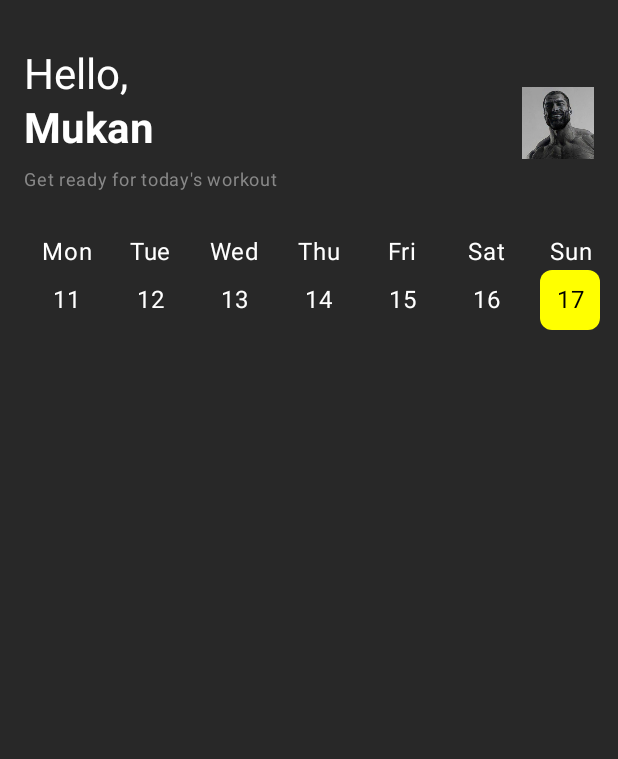
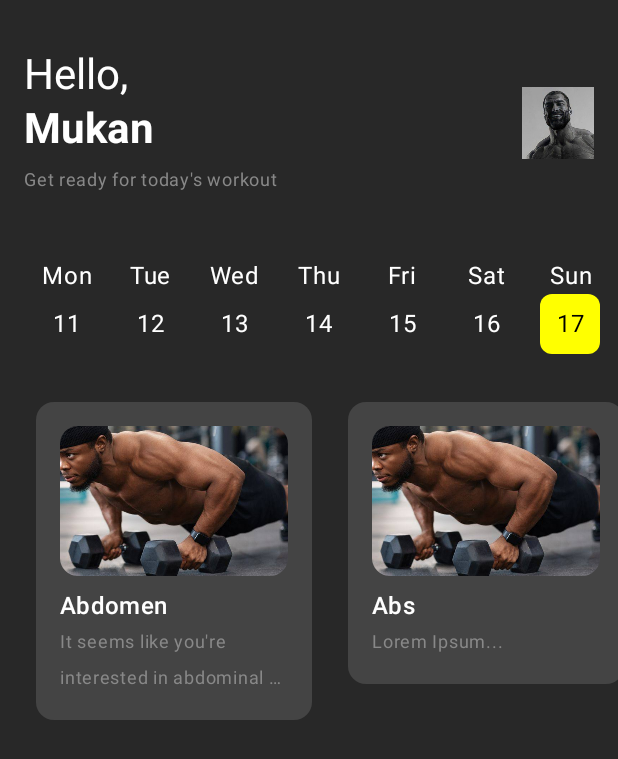
Before and after one commit to Choppa2077/FinalProjectAndroid, an Android app built with Jetpack Compose: the screen it shows after launch (MainActivity), on a phone screen of 412 x 824 dp. Shown: the top 759 px of the screen. Run offline under Robolectric (Android 15) with nearby library versions, the phone set to English and light mode, and no system bars.

Commit message:
created my workouts list

```diff
--- a/app/src/main/java/com/example/finaloncomp/MainActivity.kt
+++ b/app/src/main/java/com/example/finaloncomp/MainActivity.kt
@@ -28,6 +28,7 @@ import androidx.compose.ui.unit.dp
 import com.example.finaloncomp.ui.theme.FInalOnCompTheme
 import com.example.finaloncomp.ui.theme.UserProfile
 import com.example.finaloncomp.ui.theme.WeekCalendar
+import com.example.finaloncomp.ui.theme.WorkoutCardsRow
 
 
 class MainActivity : ComponentActivity() {
@@ -46,7 +47,10 @@ class MainActivity : ComponentActivity() {
                             .padding(top = 16.dp)
                     ) {
                         UserProfile()
+                        Spacer(Modifier.height(16.dp))
                         WeekCalendar()
+                        Spacer(Modifier.height(16.dp))
+                        WorkoutCardsRow()
                     }
                 }
             }
--- /dev/null
+++ b/app/src/main/java/com/example/finaloncomp/ui/theme/WorkoutCards.kt
@@ -0,0 +1,91 @@
+package com.example.finaloncomp.ui.theme
+
+import androidx.compose.foundation.Image
+import androidx.compose.foundation.background
+import androidx.compose.foundation.layout.*
+import androidx.compose.foundation.lazy.LazyRow
+import androidx.compose.foundation.lazy.items
+import androidx.compose.material3.MaterialTheme
+import androidx.compose.material3.Surface
+import androidx.compose.material3.Text
+import androidx.compose.runtime.Composable
+import androidx.compose.ui.Alignment
+import androidx.compose.ui.res.painterResource
+import androidx.compose.ui.Modifier
+import androidx.compose.ui.draw.clip
+import androidx.compose.ui.graphics.Color
+import androidx.compose.ui.graphics.painter.Painter
+import androidx.compose.ui.layout.ContentScale
+import androidx.compose.ui.text.style.TextAlign
+import androidx.compose.ui.text.style.TextOverflow
+import androidx.compose.ui.unit.dp
+import androidx.compose.ui.unit.sp
+import com.example.finaloncomp.R // Replace with your actual resource directory
+
+
+data class WorkoutCardInfo(
+    val title: String,
+    val description: String,
+    val imageRes: Int // Resource ID for the image
+)
+
+
+// Dummy data
+
+val workoutCards = listOf(
+    WorkoutCardInfo("Abdomen", "It seems like you're interested in abdominal exercises...", R.drawable.abdomen),
+    WorkoutCardInfo("Abs", "Lorem Ipsum...", R.drawable.abdomen),
+    WorkoutCardInfo("Biceps", "Lorem Ipsum...", R.drawable.abdomen),
+    WorkoutCardInfo("Back", "Lorem Ipsum...", R.drawable.abdomen),
+    // ... other WorkoutCardInfo instances
+)
+
+
+@Composable
+fun WorkoutCard(cardInfo: WorkoutCardInfo) {
+    val painter = painterResource(id = cardInfo.imageRes)
+    Column(
+        modifier = Modifier
+            .width(200.dp)
+            .padding(8.dp)
+            .background(Color.DarkGray, shape = MaterialTheme.shapes.medium)
+            .padding(16.dp)
+    ) {
+        Image(
+            painter = painter, // Use the painter obtained from the resource ID
+            contentDescription = cardInfo.title,
+            contentScale = ContentScale.Crop,
+            modifier = Modifier
+                .height(100.dp)
+                .fillMaxWidth()
+                .clip(MaterialTheme.shapes.medium)
+        )
+        Spacer(modifier = Modifier.height(8.dp))
+        Text(
+            text = cardInfo.title,
+            color = Color.White,
+            style = MaterialTheme.typography.titleMedium,
+            maxLines = 1,
+            overflow = TextOverflow.Ellipsis
+        )
+        Text(
+            text = cardInfo.description,
+            color = Color.Gray,
+            fontSize = 12.sp,
+            maxLines = 2,
+            overflow = TextOverflow.Ellipsis
+        )
+    }
+}
+
+@Composable
+fun WorkoutCardsRow() {
+    LazyRow(
+        horizontalArrangement = Arrangement.spacedBy(8.dp),
+        contentPadding = PaddingValues(horizontal = 16.dp)
+    ) {
+        items(workoutCards) { cardInfo ->
+            WorkoutCard(cardInfo)
+        }
+    }
+}
```
